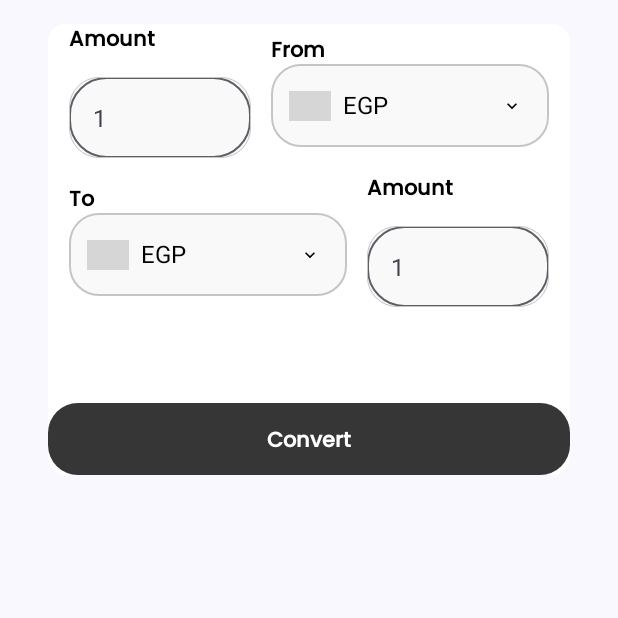
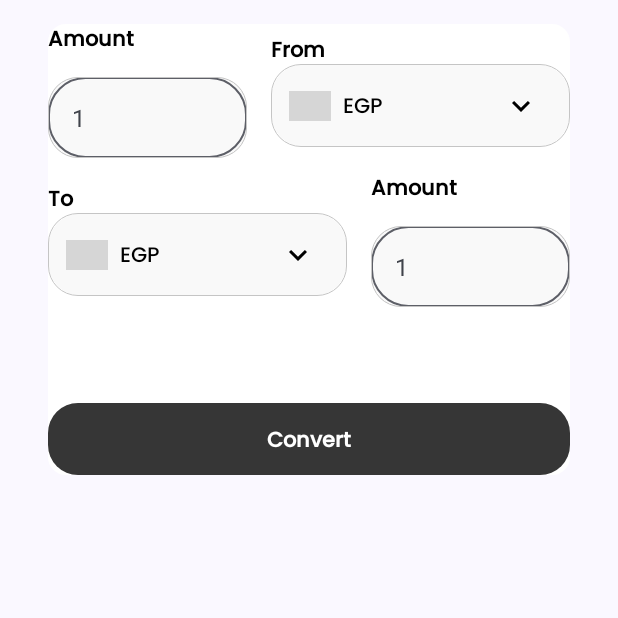
Before and after one commit to Mahmoudkhalafalah/Currency-Convrter, an Android app built with Jetpack Compose: the composable CurrencyCard shown on its own in the app's theme, on a phone screen of 412 x 824 dp, the top half of it. Run offline under Robolectric (Android 15) with nearby library versions, the phone set to English and light mode, and no system bars; pictures from the network do not load; grey boxes are pictures that could not be loaded.

Commit message:
Drop down menu completed

```diff
--- a/app/src/main/java/com/example/currencyconverter/presentation/UpperUi/CurrencyCard.kt
+++ b/app/src/main/java/com/example/currencyconverter/presentation/UpperUi/CurrencyCard.kt
@@ -8,6 +8,7 @@ import androidx.compose.foundation.layout.Spacer
 import androidx.compose.foundation.layout.fillMaxWidth
 import androidx.compose.foundation.layout.height
 import androidx.compose.foundation.layout.padding
+import androidx.compose.foundation.layout.width
 import androidx.compose.foundation.shape.RoundedCornerShape
 import androidx.compose.material3.Button
 import androidx.compose.material3.ButtonDefaults
@@ -44,7 +45,8 @@ fun CurrencyCard() {
         ) {
             Column(
                 verticalArrangement = Arrangement.SpaceBetween,
-                horizontalAlignment = Alignment.Start
+                horizontalAlignment = Alignment.Start,
+                modifier = Modifier.weight(1f)
             ) {
 
                 PoppinsFontText(
@@ -52,15 +54,18 @@ fun CurrencyCard() {
                     modifier = Modifier.padding(bottom = 16.dp)
                 )
 
-                InputTextField(text = text, onTextChange = { text = it }, width = 121.dp)
+                InputTextField(text = text, onTextChange = { text = it })
             }
+            Spacer(modifier = Modifier.width(16.dp))
             Column(
                 verticalArrangement = Arrangement.SpaceBetween,
-                horizontalAlignment = Alignment.Start
+                horizontalAlignment = Alignment.Start,
+                modifier = Modifier.weight(1.5f)
             ) {
 
                 PoppinsFontText(text = "From")
-                DropDownMenu(184.dp)
+                DropDownMenu()
+                //DropDownMenuG()
             }
         }
         Spacer(modifier = Modifier.height(10.dp))
@@ -71,22 +76,24 @@ fun CurrencyCard() {
         ) {
             Column(
                 verticalArrangement = Arrangement.SpaceBetween,
-                horizontalAlignment = Alignment.Start
+                horizontalAlignment = Alignment.Start,
+                modifier = Modifier.weight(1.5f)
             ) {
                 PoppinsFontText(text = "To")
 
-                DropDownMenu(184.dp)
+                DropDownMenu()
             }
+            Spacer(modifier = Modifier.width(16.dp))
             Column(
                 verticalArrangement = Arrangement.SpaceBetween,
-                horizontalAlignment = Alignment.Start
+                horizontalAlignment = Alignment.Start,
+                modifier = Modifier.weight(1f)
             ) {
                 PoppinsFontText(text = "Amount", modifier = Modifier.padding(bottom = 16.dp))
 
                 InputTextField(
                     text = text2,
                     onTextChange = { text2 = it },
-                    width = 121.dp,
                     readOnly = true
                 )
             }
--- a/app/src/main/java/com/example/currencyconverter/presentation/commoncomponents/components.kt
+++ b/app/src/main/java/com/example/currencyconverter/presentation/commoncomponents/components.kt
@@ -4,17 +4,20 @@ import androidx.compose.foundation.background
 import androidx.compose.foundation.border
 import androidx.compose.foundation.clickable
 import androidx.compose.foundation.layout.Row
+import androidx.compose.foundation.layout.fillMaxWidth
 import androidx.compose.foundation.layout.height
 import androidx.compose.foundation.layout.padding
 import androidx.compose.foundation.layout.size
 import androidx.compose.foundation.layout.width
 import androidx.compose.foundation.shape.RoundedCornerShape
 import androidx.compose.foundation.text.KeyboardOptions
+import androidx.compose.material.icons.Icons
+import androidx.compose.material.icons.filled.KeyboardArrowDown
+import androidx.compose.material.icons.filled.KeyboardArrowUp
 import androidx.compose.material3.DropdownMenu
 import androidx.compose.material3.DropdownMenuItem
 import androidx.compose.material3.Icon
 import androidx.compose.material3.IconButton
-import androidx.compose.material3.MaterialTheme
 import androidx.compose.material3.OutlinedTextField
 import androidx.compose.material3.OutlinedTextFieldDefaults
 import androidx.compose.material3.Text
@@ -25,15 +28,14 @@ import androidx.compose.runtime.remember
 import androidx.compose.runtime.setValue
 import androidx.compose.ui.Alignment
 import androidx.compose.ui.Modifier
+import androidx.compose.ui.draw.clip
 import androidx.compose.ui.graphics.Color
 import androidx.compose.ui.layout.ContentScale
-import androidx.compose.ui.res.painterResource
 import androidx.compose.ui.text.TextStyle
 import androidx.compose.ui.text.font.Font
 import androidx.compose.ui.text.font.FontFamily
 import androidx.compose.ui.text.font.FontWeight
 import androidx.compose.ui.text.input.KeyboardType
-import androidx.compose.ui.unit.Dp
 import androidx.compose.ui.unit.dp
 import androidx.compose.ui.unit.sp
 import coil.compose.AsyncImage
@@ -43,7 +45,6 @@ import com.example.currencyconverter.R
 fun InputTextField(
     text: String,
     onTextChange: (String) -> Unit,
-    width: Dp,
     readOnly: Boolean = false,
 ) {
 
@@ -63,9 +64,8 @@ fun InputTextField(
                 color = Color(0xFFC5C5C5),
                 shape = RoundedCornerShape(size = 20.dp)
             )
-
-            .width(width)
             .height(54.dp)
+            .fillMaxWidth()
             .background(
                 color = Color(0xFFF9F9F9),
                 shape = RoundedCornerShape(size = 20.dp)
@@ -144,33 +144,31 @@ val currenciesList = listOf(
 )
 
 @Composable
-fun DropDownMenu(width: Dp) {
+fun DropDownMenu() {
 
     var isExpanded by remember { mutableStateOf(false) }
 
     var selectedCurrencyCode by remember { mutableStateOf("EGP") }
     var selectedCurrencyFlag by remember { mutableStateOf("https://cdn.britannica.com/85/185-004-1EA59040/Flag-Egypt.jpg") }
 
+    val icon = if (isExpanded) Icons.Filled.KeyboardArrowUp else Icons.Filled.KeyboardArrowDown
     Row(
         verticalAlignment = Alignment.CenterVertically,
         modifier = Modifier
             .border(
-                width = 1.dp,
+                width = 0.5.dp,
                 color = Color(0xFFC5C5C5),
                 shape = RoundedCornerShape(size = 20.dp)
             )
             .padding(0.5.dp)
             .height(54.dp)
-            .width(width)
+            .fillMaxWidth()
             .background(color = Color(0xFFF9F9F9), shape = RoundedCornerShape(size = 20.dp))
             .clickable { isExpanded = isExpanded.not() }
     ) {
-        // The flag of the currency
         AsyncImage(
             model = selectedCurrencyFlag,
-            contentDescription = "currency flag",
-            /*placeholder = painterResource(id = R.drawable.placeholder),
-            error = painterResource(id = R.drawable.placeholder),*/
+            contentDescription = "flag",
             contentScale = ContentScale.FillBounds,
             modifier = Modifier
                 .padding(start = 11.dp)
@@ -181,8 +179,9 @@ fun DropDownMenu(width: Dp) {
         Text(
             text = selectedCurrencyCode,
             style = TextStyle(
-                fontSize = 16.sp,
-                fontWeight = FontWeight(400),
+                fontSize = 14.sp,
+                fontFamily = FontFamily(Font(R.font.poppins)),
+                fontWeight = FontWeight.ExtraLight,
                 color = Color.Black,
             ),
             modifier = Modifier
@@ -193,14 +192,13 @@ fun DropDownMenu(width: Dp) {
             onClick = { isExpanded = isExpanded.not() },
             modifier = Modifier
                 .padding(end = 16.dp)
-                .size(16.dp)
+                .size(32.dp)
         ) {
             Icon(
-                painter = painterResource(id = R.drawable.baseline_keyboard_arrow_down_24),
-                contentDescription = "Show all currencies",
+                imageVector = icon,
+                contentDescription = "spinner icon",
                 modifier = Modifier
-                    .padding(1.dp)
-                    .size(16.dp),
+                    .padding(1.dp),
                 tint = Color.Black
             )
         }
@@ -208,29 +206,29 @@ fun DropDownMenu(width: Dp) {
         DropdownMenu(
             expanded = isExpanded,
             modifier = Modifier
-                .height(250.dp)
-                .background(color = Color(0xFFF9F9F9)),
+                .height(200.dp)
+                .background(color = Color(0xFFF9F9F9))
+                .fillMaxWidth(0.47f)
+                .clip(RoundedCornerShape(16.dp)),
             onDismissRequest = { isExpanded = isExpanded.not() }
         ) {
-            repeat(currenciesList.size) {
+            currenciesList.forEach {
                 DropdownMenuItem(
                     text = {
                         Text(
-                            text = currenciesList[it].currencyCode,
+                            text = it.currencyCode,
                             style = TextStyle(
-                                fontSize = 16.sp,
-                                /*fontFamily = FontFamily(Font(R.font.open sans)),*/
-                                fontWeight = FontWeight(400),
-                                color = MaterialTheme.colorScheme.onPrimary
+                                fontSize = 14.sp,
+                                fontFamily = FontFamily(Font(R.font.poppins)),
+                                fontWeight = FontWeight.ExtraLight,
+                                color = Color.Black
                             )
                         )
                     },
                     leadingIcon = {
                         AsyncImage(
-                            model = currenciesList[it].currencyFlag,
-                            /*placeholder = painterResource(id = R.drawable.placeholder),
-                            error = painterResource(id = R.drawable.placeholder),*/
-                            contentDescription = "Currency Flag",
+                            model = it.currencyFlag,
+                            contentDescription = "flag",
                             modifier = Modifier
                                 .width(28.dp)
                                 .height(20.dp),
@@ -238,8 +236,8 @@ fun DropDownMenu(width: Dp) {
                         )
                     },
                     onClick = {
-                        selectedCurrencyCode = currenciesList[it].currencyCode
-                        selectedCurrencyFlag = currenciesList[it].currencyFlag
+                        selectedCurrencyCode = it.currencyCode
+                        selectedCurrencyFlag = it.currencyFlag
                         isExpanded = isExpanded.not()
                     }
                 )
--- a/app/src/main/res/drawable/baseline_keyboard_arrow_down_24.xml
+++ /dev/null
@@ -1,5 +0,0 @@
-<vector android:height="24dp" android:tint="#000000"
-    android:viewportHeight="24" android:viewportWidth="24"
-    android:width="24dp" xmlns:android="http://schemas.android.com/apk/res/android">
-    <path android:fillColor="@android:color/white" android:pathData="M7.41,8.59L12,13.17l4.59,-4.58L18,10l-6,6 -6,-6 1.41,-1.41z"/>
-</vector>
```
Also changed, not shown: app/src/main/java/com/example/currencyconverter/presentation/MainActivity.kt (+10 -1 lines), app/src/main/java/com/example/currencyconverter/presentation/UpperUi/DropDown.kt (deleted, +0 -180 lines), app/src/main/java/com/example/currencyconverter/presentation/edit_show_favourites/FavouritesDisplay.kt (+1 -65 lines).
